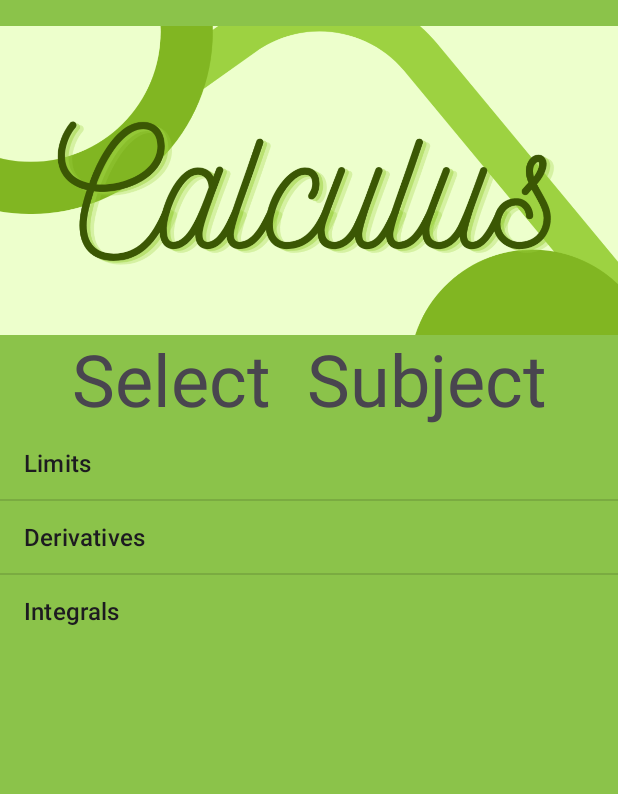
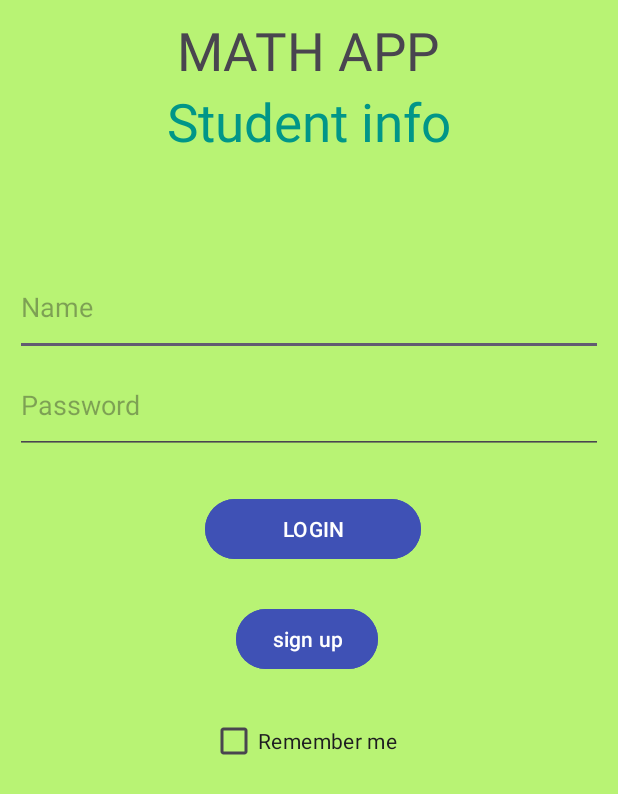
Before and after one commit to BilalShalabi/MathApp, an Android app: the screen it shows after launch (MainActivity), on a phone screen of 412 x 824 dp. Shown: the top 794 px of the screen. Run offline under Robolectric (Android 15) with nearby library versions, the phone set to English and light mode, and no system bars.

```diff
--- a/app/build.gradle
+++ b/app/build.gradle
@@ -26,6 +26,9 @@ android {
         sourceCompatibility JavaVersion.VERSION_1_8
         targetCompatibility JavaVersion.VERSION_1_8
     }
+    buildFeatures {
+        viewBinding true
+    }
 }
 
 dependencies {
@@ -34,6 +37,9 @@ dependencies {
     implementation libs.material
     implementation libs.activity
     implementation libs.constraintlayout
+    implementation libs.annotation
+    implementation libs.lifecycle.livedata.ktx
+    implementation libs.lifecycle.viewmodel.ktx
     testImplementation libs.junit
     androidTestImplementation libs.ext.junit
     androidTestImplementation libs.espresso.core
--- a/app/src/main/AndroidManifest.xml
+++ b/app/src/main/AndroidManifest.xml
@@ -12,6 +12,9 @@
         android:supportsRtl="true"
         android:theme="@style/Theme.MathApp"
         tools:targetApi="31">
+        <activity
+            android:name=".Home"
+            android:exported="false" />
         <activity
             android:name=".Learning"
             android:exported="false" />
--- a/app/src/main/java/bzu/edu/mathapp/Learning.java
+++ b/app/src/main/java/bzu/edu/mathapp/Learning.java
@@ -31,7 +31,7 @@ public class Learning extends AppCompatActivity {
         Intent intent =getIntent();
         setupViews();
 
-        String Subject=intent.getStringExtra(MainActivity.SUBJECT);
+        String Subject=intent.getStringExtra(Home.SUBJECT);
         if(Subject!=null) {
             switch (Subject){
                 case "0":
--- a/app/src/main/java/bzu/edu/mathapp/MainActivity.java
+++ b/app/src/main/java/bzu/edu/mathapp/MainActivity.java
@@ -1,37 +1,89 @@
 package bzu.edu.mathapp;
 
-import android.content.Intent;
-import android.os.Bundle;
-import android.view.View;
-import android.widget.AdapterView;
-import android.widget.ArrayAdapter;
-import android.widget.ListView;
-
-import androidx.activity.EdgeToEdge;
 import androidx.appcompat.app.AppCompatActivity;
 
 
+import android.annotation.SuppressLint;
+import android.content.Context;
+import android.content.Intent;
+import android.content.SharedPreferences;
+import android.os.Bundle;
+import android.view.View;
+import android.widget.Button;
+import android.widget.CheckBox;
+import android.widget.EditText;
+import android.widget.Toast;
+
 public class MainActivity extends AppCompatActivity {
-    public static final String SUBJECT="0";
-String[] subject = {"Limits", "Derivatives", "Integrals"};
-ListView list;
+    EditText ed1,ed2;
+    Button b1;
+    CheckBox ch;
+
+    public static final String MyPREFERENCES = "MyPrefs" ;
+    public static final String Name = "nameKey";
+    public static final String Password = "Passkey";
+    public static final String Check = "false";
+
+    String name;
+    String password;
+    boolean check;
+
+    SharedPreferences sharedpreferences;
+
+    @SuppressLint("MissingInflatedId")
     @Override
     protected void onCreate(Bundle savedInstanceState) {
         super.onCreate(savedInstanceState);
         setContentView(R.layout.activity_main);
 
-        list =(ListView) findViewById(R.id.list);
-        ArrayAdapter<String> arrayAdapter= new ArrayAdapter<String>(MainActivity.this , android.R.layout.simple_list_item_1,subject);
-        list.setAdapter(arrayAdapter);
+        ed1=(EditText)findViewById(R.id.editText);
+        ed2=(EditText)findViewById(R.id.editText2);
+        ch=(CheckBox) findViewById(R.id.check);
 
-        list.setOnItemClickListener(new AdapterView.OnItemClickListener() {
+        b1=(Button)findViewById(R.id.button);
+        sharedpreferences = getSharedPreferences(MyPREFERENCES, Context.MODE_PRIVATE);
+        check = sharedpreferences.getBoolean(Check ,false);
+        ch.setChecked(check);
+        name = sharedpreferences.getString(Name, "");
+        password = sharedpreferences.getString(Password, "");
+
+//{
+        if(check) {
+
+            ed1.setText(name);
+            ed2.setText(password);
+
+        }
+//}
+        b1.setOnClickListener(new View.OnClickListener() {
             @Override
-            public void onItemClick(AdapterView<?> parent, View view, int position, long id) {
-                Intent intent =new Intent(MainActivity.this ,Learning.class);
-                intent.putExtra(SUBJECT, String.valueOf(position));
-                startActivity(intent);
+            public void onClick(View v) {
+
+                if(name.equals(ed1.getText().toString()) && password.equals(ed2.getText().toString())){
+                    SharedPreferences.Editor editor = sharedpreferences.edit();
+                    editor.putBoolean(Check, ch.isChecked());
+                    editor.apply();
+                    Intent intent =new Intent(MainActivity.this ,Home.class);
+                    intent.putExtra(Name,sharedpreferences.getString(Name,""));
+                    startActivity(intent);
+
+                }
             }
         });
+    }
 
+    public void LoadData(View view) {
+//{
+        String n  = ed1.getText().toString();
+        String pw  = ed2.getText().toString();
+
+        SharedPreferences.Editor editor = sharedpreferences.edit();
+
+        editor.putString(Name, n);
+        editor.putString(Password, pw);
+        editor.putBoolean(Check, ch.isChecked());
+        editor.apply();
+        Toast.makeText(MainActivity.this,"Thanks",Toast.LENGTH_LONG).show();
+//}
     }
 }
--- a/app/src/main/res/layout/activity_main.xml
+++ b/app/src/main/res/layout/activity_main.xml
@@ -1,40 +1,94 @@
 <?xml version="1.0" encoding="utf-8"?>
-<androidx.constraintlayout.widget.ConstraintLayout xmlns:android="http://schemas.android.com/apk/res/android"
-    xmlns:app="http://schemas.android.com/apk/res-auto"
+<RelativeLayout xmlns:android="http://schemas.android.com/apk/res/android"
     xmlns:tools="http://schemas.android.com/tools"
-    android:id="@+id/main"
     android:layout_width="match_parent"
     android:layout_height="match_parent"
-    android:background="#8BC34A"
+    android:background="#B8F374"
+    android:paddingLeft="10dp"
+    android:paddingTop="10dp"
+    android:paddingRight="10dp"
+    android:paddingBottom="10dp"
+
     tools:context=".MainActivity">
 
     <TextView
-        android:id="@+id/text1"
+        android:id="@+id/textView"
         android:layout_width="wrap_content"
         android:layout_height="wrap_content"
-        android:text="Select  Subject"
-        android:textColor="#49454F"
-        android:textSize="48sp"
-        app:layout_constraintBottom_toBottomOf="parent"
-        app:layout_constraintEnd_toEndOf="parent"
-        app:layout_constraintStart_toStartOf="parent"
-        app:layout_constraintTop_toTopOf="parent"
-        app:layout_constraintVertical_bias="0.29" />
+        android:layout_alignParentTop="true"
+        android:layout_centerHorizontal="true"
+        android:text="MATH APP"
+        android:textSize="35dp" />
 
-    <ListView
-        android:id="@+id/list"
+    <TextView
+        android:id="@+id/textView2"
         android:layout_width="wrap_content"
         android:layout_height="wrap_content"
-        app:layout_constraintStart_toStartOf="@+id/imageView"
-        app:layout_constraintTop_toBottomOf="@+id/text1" />
+        android:layout_below="@+id/textView"
+        android:layout_centerHorizontal="true"
+        android:text="Student info"
+        android:textColor="#009688"
+        android:textSize="35dp" />
 
-    <ImageView
-        android:id="@+id/imageView"
+    <EditText
+        android:id="@+id/editText"
+        android:layout_width="401dp"
+        android:layout_height="65dp"
+        android:layout_below="@+id/textView2"
+        android:layout_alignParentStart="true"
+        android:layout_alignParentLeft="true"
+        android:layout_alignParentEnd="true"
+        android:layout_alignParentRight="true"
+        android:layout_marginTop="67dp"
+        android:layout_marginEnd="0dp"
+        android:layout_marginRight="0dp"
+        android:hint="Name" />
+
+    <EditText
+        android:id="@+id/editText2"
+        android:layout_width="401dp"
+        android:layout_height="65dp"
+        android:layout_below="@+id/editText"
+        android:layout_alignParentStart="true"
+        android:layout_alignParentLeft="true"
+        android:layout_alignParentEnd="true"
+        android:layout_alignParentRight="true"
+        android:layout_marginEnd="0dp"
+        android:layout_marginRight="0dp"
+        android:hint="Password" />
+
+    <Button
+        android:id="@+id/button"
+        android:layout_width="144dp"
+        android:layout_height="wrap_content"
+        android:layout_below="@+id/editText2"
+        android:layout_alignParentEnd="true"
+        android:layout_marginTop="26dp"
+        android:layout_marginEnd="121dp"
+        android:backgroundTint="#3F51B5"
+        android:text="LOGIN" />
+
+    <Button
+        android:id="@+id/button2"
         android:layout_width="wrap_content"
         android:layout_height="wrap_content"
-        android:layout_marginBottom="404dp"
-        app:layout_constraintBottom_toBottomOf="parent"
-        app:layout_constraintStart_toStartOf="parent"
-        app:srcCompat="@drawable/calculus" />
+        android:layout_below="@+id/button"
+        android:layout_alignParentEnd="true"
+        android:layout_marginTop="25dp"
+        android:layout_marginEnd="150dp"
+        android:backgroundTint="#3F51B5"
+        android:onClick="LoadData"
+        android:text="sign up" />
 
-</androidx.constraintlayout.widget.ConstraintLayout>
+    <CheckBox
+        android:id="@+id/check"
+        android:layout_width="wrap_content"
+        android:layout_height="wrap_content"
+        android:layout_below="@+id/button2"
+        android:layout_alignParentStart="true"
+        android:layout_marginStart="130dp"
+        android:layout_marginTop="20dp"
+        android:text="Remember me"
+        android:visibility="visible" />
+
+</RelativeLayout>
--- a/gradle/libs.versions.toml
+++ b/gradle/libs.versions.toml
@@ -7,6 +7,9 @@ appcompat = "1.6.1"
 material = "1.11.0"
 activity = "1.8.0"
 constraintlayout = "2.1.4"
+annotation = "1.6.0"
+lifecycleLivedataKtx = "2.6.1"
+lifecycleViewmodelKtx = "2.6.1"
 
 [libraries]
 junit = { group = "junit", name = "junit", version.ref = "junit" }
@@ -16,6 +19,9 @@ appcompat = { group = "androidx.appcompat", name = "appcompat", version.ref = "a
 material = { group = "com.google.android.material", name = "material", version.ref = "material" }
 activity = { group = "androidx.activity", name = "activity", version.ref = "activity" }
 constraintlayout = { group = "androidx.constraintlayout", name = "constraintlayout", version.ref = "constraintlayout" }
+annotation = { group = "androidx.annotation", name = "annotation", version.ref = "annotation" }
+lifecycle-livedata-ktx = { group = "androidx.lifecycle", name = "lifecycle-livedata-ktx", version.ref = "lifecycleLivedataKtx" }
+lifecycle-viewmodel-ktx = { group = "androidx.lifecycle", name = "lifecycle-viewmodel-ktx", version.ref = "lifecycleViewmodelKtx" }
 
 [plugins]
 androidApplication = { id = "com.android.application", version.ref = "agp" }
```
Also changed, not shown: app/src/main/java/bzu/edu/mathapp/Home.java (added, +48 -0 lines), app/src/main/java/bzu/edu/mathapp/data/LoginDataSource.java (added, +29 -0 lines), app/src/main/java/bzu/edu/mathapp/data/LoginRepository.java (added, +54 -0 lines), app/src/main/java/bzu/edu/mathapp/data/Result.java (added, +47 -0 lines), app/src/main/java/bzu/edu/mathapp/data/model/LoggedInUser.java (added, +23 -0 lines), app/src/main/res/layout/activity_home.xml (added, +43 -0 lines).
